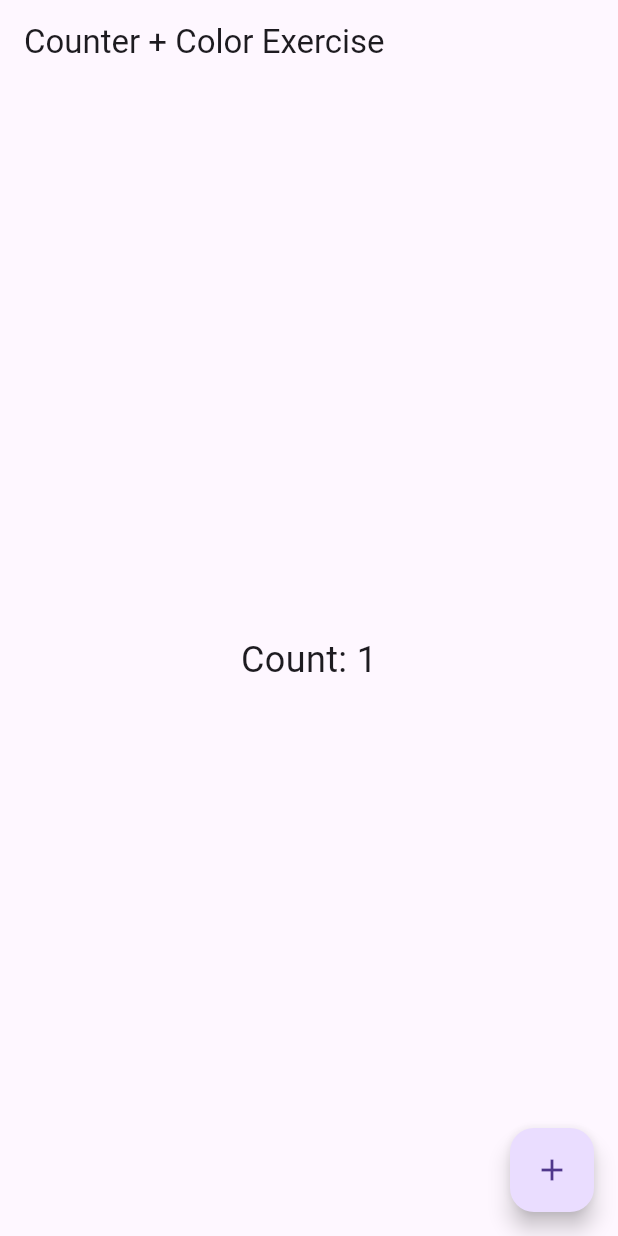
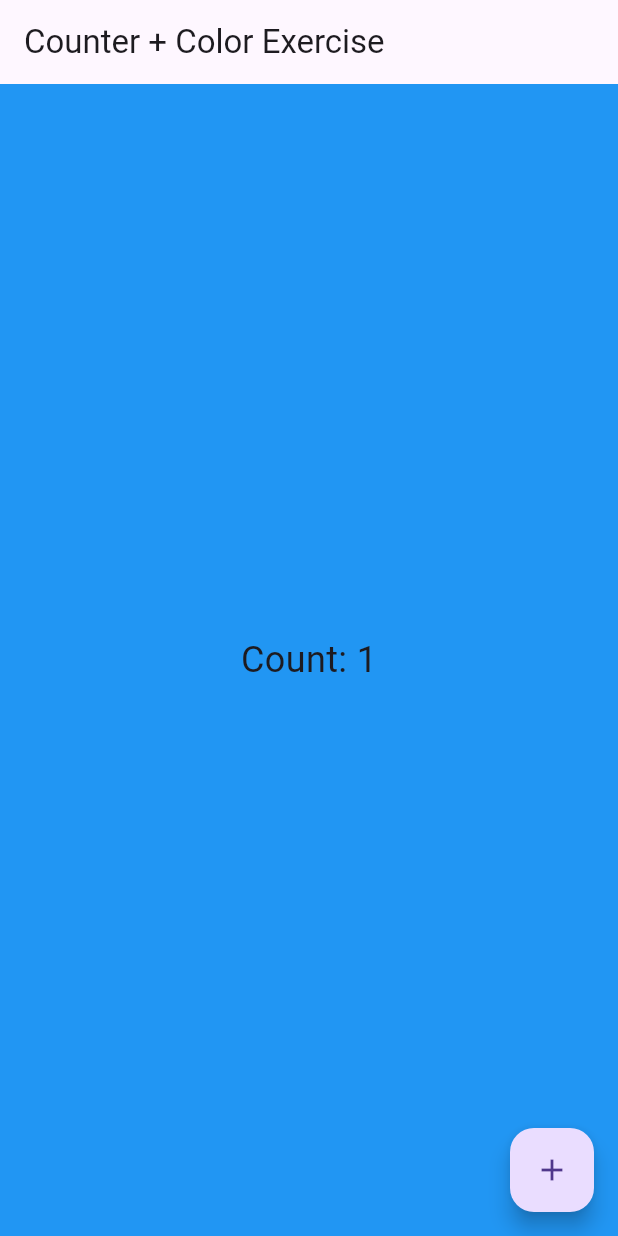
Before and after one commit to mrpatel2/flutter_color_exercise, a Flutter app: the screen it shows after launch, after a tap on the "add" icon, on a phone screen of 412 x 824 dp. Run offline on Flutter 3.47's test engine with Material 3 defaults, Android fonts, the phone set to English and light mode, and no system bars.

Commit message:
Rotate background color on button press

```diff
--- a/lib/main.dart
+++ b/lib/main.dart
@@ -45,6 +45,7 @@ class _CounterPageState extends State<CounterPage> {
 
       // TODO: Step 3 – Update currentColor each time the counter increments
       // Hint: Use counter % colors.length to cycle through colors
+      currentColor = colors[counter % colors.length];
     });
   }
 
@@ -52,6 +53,7 @@ class _CounterPageState extends State<CounterPage> {
   Widget build(BuildContext context) {
     return Scaffold(
       // TODO: Step 4 – Set backgroundColor of Scaffold to currentColor
+      backgroundColor: currentColor,
       appBar: AppBar(title: Text("Counter + Color Exercise")),
 
       body: Center(
```
